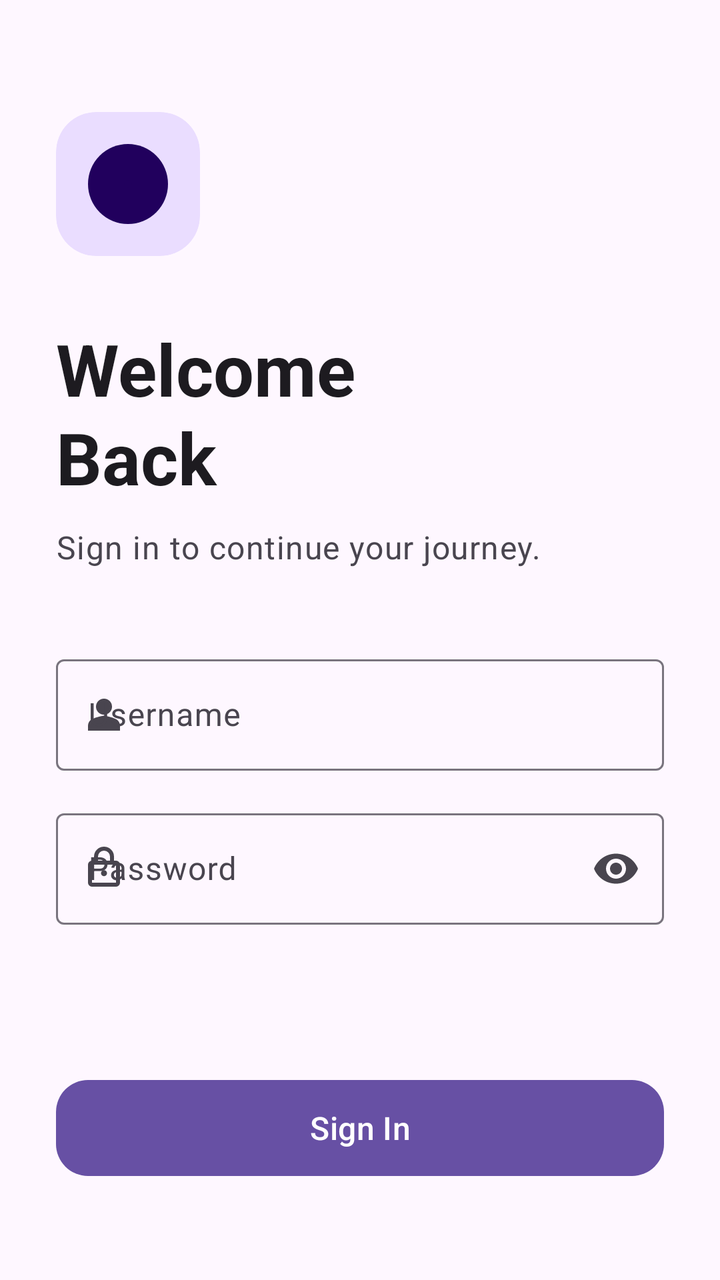
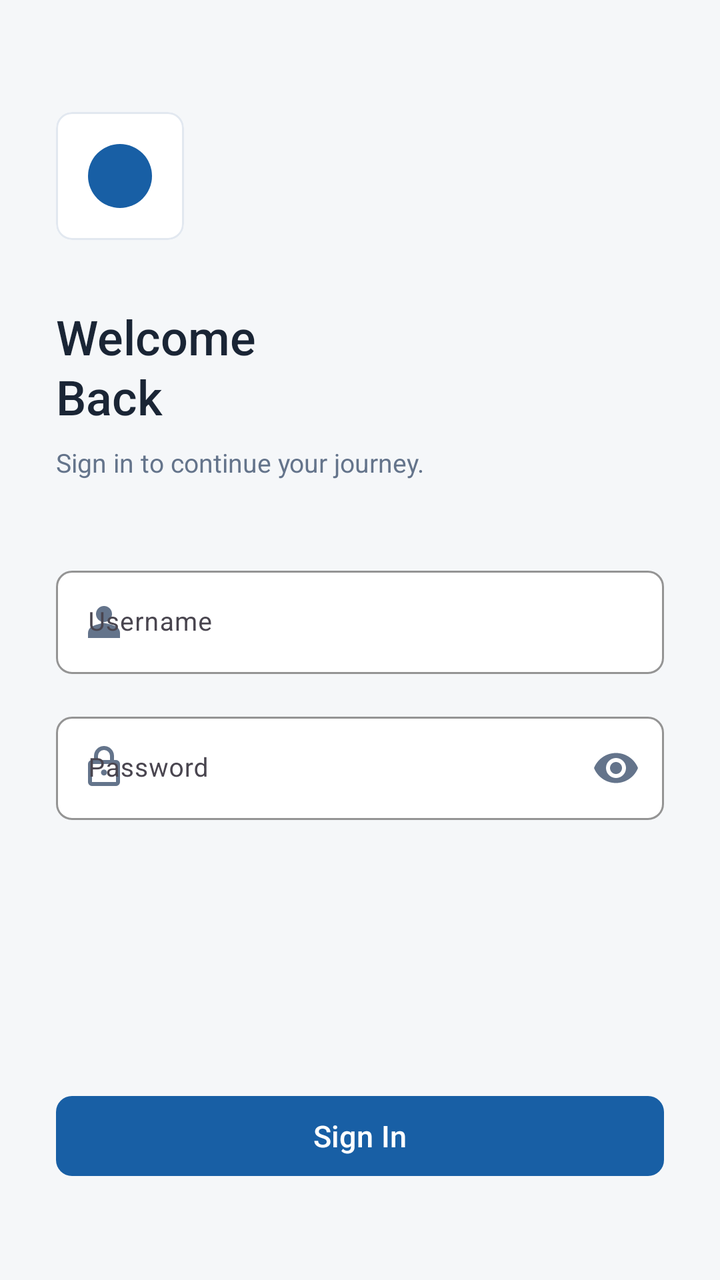

Screens rendered from an Android XML layout before and after an edit, with the pre-edit source and the edit as a unified diff.
<!-- AndroidManifest.xml: activity theme Theme.Healthcare_app -->
<!-- res/layout/activity_login.xml -->
<?xml version="1.0" encoding="utf-8"?>
<androidx.core.widget.NestedScrollView xmlns:android="http://schemas.android.com/apk/res/android"
    xmlns:app="http://schemas.android.com/apk/res-auto"
    android:layout_width="match_parent"
    android:layout_height="match_parent"
    android:fillViewport="true">

    <LinearLayout
        android:layout_width="match_parent"
        android:layout_height="match_parent"
        android:orientation="vertical"
        android:paddingHorizontal="28dp"
        android:paddingTop="56dp"
        android:paddingBottom="48dp">

        
        <com.google.android.material.card.MaterialCardView
            android:layout_width="72dp"
            android:layout_height="72dp"
            android:layout_marginBottom="32dp"
            app:cardCornerRadius="20dp"
            app:cardElevation="0dp"
            app:cardBackgroundColor="?attr/colorPrimaryContainer"
            app:strokeWidth="0dp">

            <ImageView
                android:id="@+id/ivLogo"
                android:layout_width="match_parent"
                android:layout_height="match_parent"
                android:padding="16dp"
                android:src="@drawable/logo_background"
                app:tint="?attr/colorOnPrimaryContainer" />

        </com.google.android.material.card.MaterialCardView>

        
        <TextView
            android:id="@+id/tvLoginTitle"
            android:layout_width="wrap_content"
            android:layout_height="wrap_content"
            android:text="Welcome&#10;Back"
            android:textAppearance="?attr/textAppearanceDisplaySmall"
            android:textColor="?attr/colorOnSurface"
            android:textStyle="bold"
            android:lineSpacingMultiplier="1.05"
            android:layout_marginBottom="10dp" />

        
        <TextView
            android:id="@+id/tvLoginSubtitle"
            android:layout_width="wrap_content"
            android:layout_height="wrap_content"
            android:text="Sign in to continue your journey."
            android:textAppearance="?attr/textAppearanceBodyLarge"
            android:textColor="?attr/colorOnSurfaceVariant"
            android:layout_marginBottom="40dp" />

        
        <com.google.android.material.textfield.TextInputLayout
            android:id="@+id/tilEmail"
            style="@style/Widget.Material3.TextInputLayout.OutlinedBox"
            android:layout_width="match_parent"
            android:layout_height="wrap_content"
            android:layout_marginBottom="16dp"
            android:hint="Username"
            app:startIconDrawable="@drawable/ic_person">

            <com.google.android.material.textfield.TextInputEditText
                android:id="@+id/etEmail"
                android:layout_width="match_parent"
                android:layout_height="wrap_content"
                android:inputType="textEmailAddress" />

        </com.google.android.material.textfield.TextInputLayout>

        
        <com.google.android.material.textfield.TextInputLayout
            android:id="@+id/tilPassword"
            style="@style/Widget.Material3.TextInputLayout.OutlinedBox"
            android:layout_width="match_parent"
            android:layout_height="wrap_content"
            android:layout_marginBottom="32dp"
            android:hint="Password"
            app:endIconMode="password_toggle"
            app:startIconDrawable="@drawable/ic_lock">

            <com.google.android.material.textfield.TextInputEditText
                android:id="@+id/etPassword"
                android:layout_width="match_parent"
                android:layout_height="wrap_content"
                android:inputType="textPassword" />

        </com.google.android.material.textfield.TextInputLayout>

        
        <View
            android:layout_width="match_parent"
            android:layout_height="0dp"
            android:layout_weight="1" />

        
        <com.google.android.material.button.MaterialButton
            android:id="@+id/btnLogin"
            android:layout_width="match_parent"
            android:layout_height="56dp"
            android:text="Sign In"
            android:textAppearance="?attr/textAppearanceTitleMedium"
            app:cornerRadius="16dp" />

    </LinearLayout>

</androidx.core.widget.NestedScrollView>
<!-- resources referenced by this layout -->
<resources>
  <!-- drawable ic_lock (drawable) -->
  <vector xmlns:android="http://schemas.android.com/apk/res/android"
      android:width="24dp"
      android:height="24dp"
      android:viewportWidth="960"
      android:viewportHeight="960"
      android:tint="?attr/colorControlNormal">
      <path
          android:fillColor="@android:color/white"
          android:pathData="M240,840Q207,840 183.5,816.5Q160,793 160,760L160,400Q160,367 183.5,343.5Q207,320 240,320L280,320L280,240Q280,157 338.5,98.5Q397,40 480,40Q563,40 621.5,98.5Q680,157 680,240L680,320L720,320Q753,320 776.5,343.5Q800,367 800,400L800,760Q800,793 776.5,816.5Q753,840 720,840L240,840ZM240,760L720,760L720,400L240,400L240,760ZM480,630Q505,630 522.5,612.5Q540,595 540,570Q540,545 522.5,527.5Q505,510 480,510Q455,510 437.5,527.5Q420,545 420,570Q420,595 437.5,612.5Q455,630 480,630ZM360,320L600,320L600,240Q600,190 565,155Q530,120 480,120Q430,120 395,155Q360,190 360,240L360,320Z"/>
  </vector>
  <!-- drawable ic_person (drawable) -->
  <vector xmlns:android="http://schemas.android.com/apk/res/android"
      android:width="24dp"
      android:height="24dp"
      android:viewportWidth="960"
      android:viewportHeight="960"
      android:tint="?attr/colorControlNormal">
      <path
          android:fillColor="@android:color/white"
          android:pathData="M480,480Q413,480 366.5,433.5Q320,387 320,320Q320,253 366.5,206.5Q413,160 480,160Q547,160 593.5,206.5Q640,253 640,320Q640,387 593.5,433.5Q547,480 480,480ZM160,800L160,700Q160,658 181.5,623Q203,588 238,570Q305,537 386.5,518.5Q468,500 480,500Q492,500 573.5,518.5Q655,537 722,570Q757,588 778.5,623Q800,658 800,700L800,800L160,800Z"/>
  </vector>
  <!-- drawable logo_background (drawable) -->
  <?xml version="1.0" encoding="utf-8"?>
  <layer-list xmlns:android="http://schemas.android.com/apk/res/android">
      <item>
          <shape android:shape="rectangle">
              <solid android:color="?attr/colorPrimaryContainer" />
              <corners android:radius="24dp" />
          </shape>
      </item>
      <item
          android:bottom="18dp"
          android:left="18dp"
          android:right="18dp"
          android:top="18dp">
          <shape android:shape="oval">
              <solid android:color="?attr/colorPrimary" />
          </shape>
      </item>
  </layer-list>
  <style name="Theme.Healthcare_app" parent="Base.Theme.Healthcare_app" />
  <style name="Base.Theme.Healthcare_app" parent="Theme.Material3.DayNight.NoActionBar">
      </style>
</resources>

<!-- the commit's change to res/layout/activity_login.xml (unified diff, before → after) -->
@@ -3,6 +3,7 @@
     xmlns:app="http://schemas.android.com/apk/res-auto"
     android:layout_width="match_parent"
     android:layout_height="match_parent"
+    android:background="#F5F7F9"
     android:fillViewport="true">
 
     <LinearLayout
@@ -15,13 +16,14 @@
 
         
         <com.google.android.material.card.MaterialCardView
-            android:layout_width="72dp"
-            android:layout_height="72dp"
+            android:layout_width="64dp"
+            android:layout_height="64dp"
             android:layout_marginBottom="32dp"
-            app:cardCornerRadius="20dp"
+            app:cardCornerRadius="8dp"
             app:cardElevation="0dp"
-            app:cardBackgroundColor="?attr/colorPrimaryContainer"
-            app:strokeWidth="0dp">
+            app:cardBackgroundColor="#FFFFFF"
+            app:strokeColor="#E2E8F0"
+            app:strokeWidth="1dp">
 
             <ImageView
                 android:id="@+id/ivLogo"
@@ -29,7 +31,7 @@
                 android:layout_height="match_parent"
                 android:padding="16dp"
                 android:src="@drawable/logo_background"
-                app:tint="?attr/colorOnPrimaryContainer" />
+                app:tint="#185FA5" />
 
         </com.google.android.material.card.MaterialCardView>
 
@@ -39,11 +41,11 @@
             android:layout_width="wrap_content"
             android:layout_height="wrap_content"
             android:text="Welcome&#10;Back"
-            android:textAppearance="?attr/textAppearanceDisplaySmall"
-            android:textColor="?attr/colorOnSurface"
-            android:textStyle="bold"
+            android:textSize="24sp"
+            android:textColor="#1A2535"
+            android:fontFamily="sans-serif-medium"
             android:lineSpacingMultiplier="1.05"
-            android:layout_marginBottom="10dp" />
+            android:layout_marginBottom="8dp" />
 
         
         <TextView
@@ -51,8 +53,9 @@
             android:layout_width="wrap_content"
             android:layout_height="wrap_content"
             android:text="Sign in to continue your journey."
-            android:textAppearance="?attr/textAppearanceBodyLarge"
-            android:textColor="?attr/colorOnSurfaceVariant"
+            android:textSize="13sp"
+            android:textColor="#64748B"
+            android:fontFamily="sans-serif"
             android:layout_marginBottom="40dp" />
 
         
@@ -63,12 +66,23 @@
             android:layout_height="wrap_content"
             android:layout_marginBottom="16dp"
             android:hint="Username"
-            app:startIconDrawable="@drawable/ic_person">
+            app:boxBackgroundColor="#FFFFFF"
+            app:boxStrokeColor="#E2E8F0"
+            app:boxStrokeWidth="1dp"
+            app:boxCornerRadiusTopStart="8dp"
+            app:boxCornerRadiusTopEnd="8dp"
+            app:boxCornerRadiusBottomStart="8dp"
+            app:boxCornerRadiusBottomEnd="8dp"
+            app:hintTextColor="#185FA5"
+            app:startIconDrawable="@drawable/ic_person"
+            app:startIconTint="#64748B">
 
             <com.google.android.material.textfield.TextInputEditText
                 android:id="@+id/etEmail"
                 android:layout_width="match_parent"
                 android:layout_height="wrap_content"
+                android:textSize="13sp"
+                android:textColor="#1A2535"
                 android:inputType="textEmailAddress" />
 
         </com.google.android.material.textfield.TextInputLayout>
@@ -82,12 +96,24 @@
             android:layout_marginBottom="32dp"
             android:hint="Password"
             app:endIconMode="password_toggle"
-            app:startIconDrawable="@drawable/ic_lock">
+            app:endIconTint="#64748B"
+            app:boxBackgroundColor="#FFFFFF"
+            app:boxStrokeColor="#E2E8F0"
+            app:boxStrokeWidth="1dp"
+            app:boxCornerRadiusTopStart="8dp"
+            app:boxCornerRadiusTopEnd="8dp"
+            app:boxCornerRadiusBottomStart="8dp"
+            app:boxCornerRadiusBottomEnd="8dp"
+            app:hintTextColor="#185FA5"
+            app:startIconDrawable="@drawable/ic_lock"
+            app:startIconTint="#64748B">
 
             <com.google.android.material.textfield.TextInputEditText
                 android:id="@+id/etPassword"
                 android:layout_width="match_parent"
                 android:layout_height="wrap_content"
+                android:textSize="13sp"
+                android:textColor="#1A2535"
                 android:inputType="textPassword" />
 
         </com.google.android.material.textfield.TextInputLayout>
@@ -102,10 +128,15 @@
         <com.google.android.material.button.MaterialButton
             android:id="@+id/btnLogin"
             android:layout_width="match_parent"
-            android:layout_height="56dp"
+            android:layout_height="48dp"
             android:text="Sign In"
-            android:textAppearance="?attr/textAppearanceTitleMedium"
-            app:cornerRadius="16dp" />
+            android:textAllCaps="false"
+            android:textSize="15sp"
+            android:fontFamily="sans-serif-medium"
+            android:textColor="#FFFFFF"
+            app:backgroundTint="#185FA5"
+            app:elevation="0dp"
+            app:cornerRadius="8dp" />
 
     </LinearLayout>
 
<!-- resource entries referenced after the edit -->
@@ -42,7 +42,32 @@
       </item>
   </layer-list>
   <style name="Theme.Healthcare_app" parent="Base.Theme.Healthcare_app" />
-  <style name="Base.Theme.Healthcare_app" parent="Theme.Material3.DayNight.NoActionBar">
+  <style name="Base.Theme.Healthcare_app" parent="Theme.Material3.Light.NoActionBar">
+          <item name="bottomSheetDialogTheme">@style/Theme.Healthcare_app.BottomSheetDialog</item>
+      </style>
+  <style name="Theme.Healthcare_app.BottomSheetDialog" parent="ThemeOverlay.Material3.BottomSheetDialog">
+          <item name="android:windowIsFloating">false</item>
+          <item name="android:backgroundDimEnabled">true</item>
+          
+          <item name="colorSurface">#FFFFFF</item>
+          <item name="colorOnSurface">#1A2535</item>
+          <item name="colorOnSurfaceVariant">#64748B</item>
+          <item name="android:colorBackground">#FFFFFF</item>
+          <item name="colorPrimary">#185FA5</item>
+          <item name="colorOnPrimary">#FFFFFF</item>
+          
+          <item name="android:textColorPrimary">#1A2535</item>
+          <item name="android:textColorSecondary">#64748B</item>
+          <item name="android:textColorHint">#64748B</item>
+          
+          <item name="colorControlNormal">#E2E8F0</item>
+          <item name="colorControlActivated">#185FA5</item>
+          
+          <item name="bottomSheetStyle">@style/LightBottomSheetStyle</item>
+      </style>
+  <style name="LightBottomSheetStyle" parent="Widget.Material3.BottomSheet.Modal">
+          <item name="backgroundTint">#FFFFFF</item>
+          <item name="android:elevation">0dp</item>
       </style>
 </resources>
 
